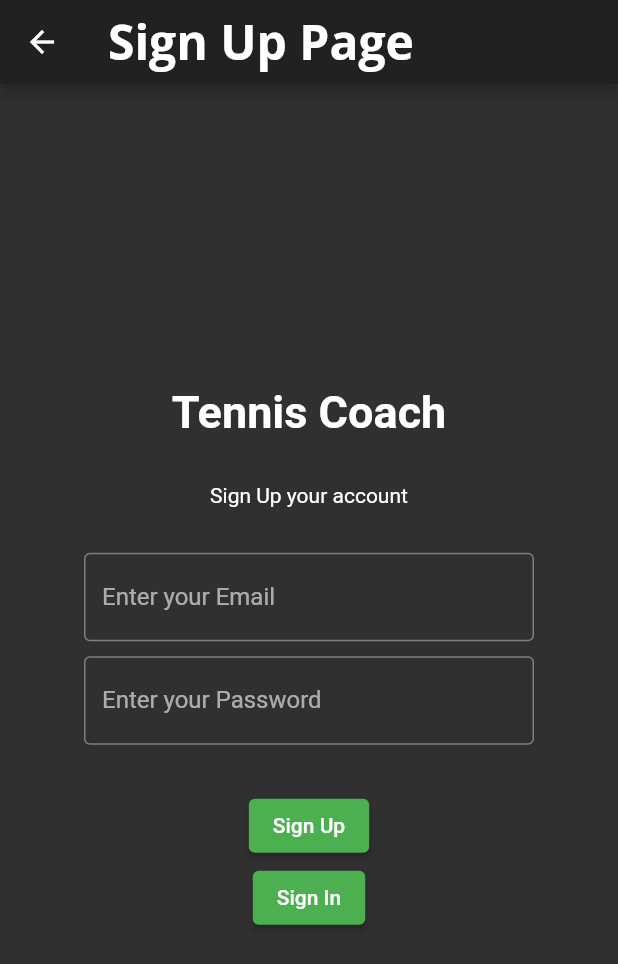
After one commit to Dekpfastatt/coachtennis, a Flutter app: the SignUpScreen screen opened directly, on a phone screen of 412 x 824 dp. The commit adds this screen. Shown: the top 964 px of the screen. Run offline on Flutter 3.47's test engine with Material 2 defaults, Android fonts, the phone set to English and light mode, and no system bars; our stand-ins replace cloud_firestore, firebase_auth, firebase_core, flutter_icons, google_fonts; accounts and stored records are empty.

Commit message:
Define Theme

```diff
--- a/lib/coach/login/passwordreset.dart
+++ b/lib/coach/login/passwordreset.dart
@@ -3,7 +3,7 @@ import 'dart:ui';
 import 'package:flutter/material.dart';
 
 class PasswordReset extends StatelessWidget {
-  const PasswordReset({Key? key}) : super(key: key);
+  const PasswordReset({Key key}) : super(key: key);
 
   @override
   Widget build(BuildContext context) {
--- a/lib/coach/login/signin.dart
+++ b/lib/coach/login/signin.dart
@@ -4,10 +4,10 @@ import 'package:coachtennis/coach/login/passwordreset.dart';
 import 'package:coachtennis/main.dart';
 import 'package:flutter/material.dart';
 
-import 'signup.dart';
+import '../signup/signupscreen.dart';
 
 class SignIn extends StatelessWidget {
-  const SignIn({Key? key}) : super(key: key);
+  const SignIn({Key key}) : super(key: key);
 
   @override
   Widget build(BuildContext context) {
@@ -88,7 +88,7 @@ class SignIn extends StatelessWidget {
               child: const Text('Do not have an account? Sign Up'),
               onTap: () {
                 Navigator.of(context).push(
-                  MaterialPageRoute(builder: (_) => SignUp()),
+                  MaterialPageRoute(builder: (_) => SignUpScreen()),
                 );
               },
             ),
--- /dev/null
+++ b/lib/coach/signup/services/authservice.dart
@@ -0,0 +1,44 @@
+import 'package:cloud_firestore/cloud_firestore.dart';
+import 'package:firebase_auth/firebase_auth.dart';
+
+class AuthService {
+  final FirebaseAuth _auth;
+  AuthService(this._auth);
+  Stream<User> get authStateChanges => _auth.idTokenChanges();
+
+  Future<String> login(String email, String password) async {
+    try {
+      await _auth.signInWithEmailAndPassword(email: email, password: password);
+      return "Logged In";
+    } catch (e) {
+      return "false";
+    }
+  }
+
+  Future signOut() async {
+    try {
+      return _auth.signOut();
+    } catch (e) {
+      print(e.toString());
+    }
+  }
+
+  Future<String> signUp(String email, String password) async {
+    try {
+      await _auth
+          .createUserWithEmailAndPassword(email: email, password: password)
+          .then((value) async {
+        User user = FirebaseAuth.instance.currentUser;
+
+        await FirebaseFirestore.instance.collection("users").doc(user.uid).set({
+          'uid': user.uid,
+          'email': email,
+          'password': password,
+        });
+      });
+      return "Signed Up";
+    } catch (e) {
+      return "false";
+    }
+  }
+}
--- /dev/null
+++ b/lib/coach/signup/signupscreen.dart
@@ -0,0 +1,131 @@
+import 'package:coachtennis/coach/signup/services/authservice.dart';
+import 'package:coachtennis/utilities/coachtennis_theme.dart';
+import 'package:flutter/material.dart';
+import 'package:cloud_firestore/cloud_firestore.dart';
+import 'package:firebase_auth/firebase_auth.dart';
+import 'package:provider/provider.dart';
+
+class SignUpScreen extends StatelessWidget {
+  SignUpScreen({Key key, this.themeVal}) : super(key: key);
+  ThemeData themeVal;
+
+  TextEditingController emailController = new TextEditingController();
+  TextEditingController passwordController = new TextEditingController();
+
+  @override
+  Widget build(BuildContext context) {
+    return Scaffold(
+      appBar: AppBar(
+        title: Text(
+          "Sign Up Page",
+          style: themeVal.textTheme.headline1,
+        ),
+      ),
+      body: Center(
+        child: Column(
+          mainAxisAlignment: MainAxisAlignment.center,
+          children: [
+            const Text(
+              "Tennis Coach",
+              style: TextStyle(fontSize: 30, fontWeight: FontWeight.bold),
+            ),
+            const SizedBox(height: 30),
+            const Text("Sign Up your account"),
+            const SizedBox(height: 30),
+            Container(
+              width: 300,
+              child: TextFormField(
+                controller: emailController,
+                decoration: const InputDecoration(
+                    labelText: "Enter your Email",
+                    hintText: "Email address",
+                    border: OutlineInputBorder()),
+                autofocus: false,
+              ),
+            ),
+            const SizedBox(height: 10),
+            Container(
+              width: 300,
+              child: TextFormField(
+                controller: passwordController,
+                decoration: const InputDecoration(
+                    labelText: "Enter your Password",
+                    hintText: "Password",
+                    border: OutlineInputBorder()),
+                obscureText: true,
+                autofocus: false,
+              ),
+            ),
+            const SizedBox(height: 10),
+            // Container(
+            //   width: 300,
+            //   child: const TextField(
+            //     decoration: InputDecoration(
+            //         labelText: "Confirm Password",
+            //         hintText: "Confirm password",
+            //         border: OutlineInputBorder()),
+            //     autofocus: false,
+            //   ),
+            // ),
+            const SizedBox(height: 20),
+            ElevatedButton(
+              onPressed: () {
+                final String email = emailController.text.trim();
+                final String password = passwordController.text.trim();
+
+                if (email.isEmpty) {
+                  print("Email is empty");
+                } else {
+                  if (password.isEmpty) {
+                    print("Password is Empty");
+                  } else {
+                    context
+                        .read<AuthService>()
+                        .signUp(email, password)
+                        .then((value) async {
+                      User users = FirebaseAuth.instance.currentUser;
+                      await FirebaseFirestore.instance
+                          .collection("users")
+                          .doc(users.uid)
+                          .set({
+                        'uid': users.uid,
+                        'email': email,
+                        'password': password,
+                      });
+                    });
+                  }
+                }
+              },
+              child: const Text("Sign Up"),
+              style: ElevatedButton.styleFrom(
+                primary: Colors.green,
+                onPrimary: Colors.white,
+              ),
+            ),
+            ElevatedButton(
+              onPressed: () {
+                final String email = emailController.text.trim();
+                final String password = passwordController.text.trim();
+
+                if (email.isEmpty) {
+                  print("Email is empty");
+                } else {
+                  if (password.isEmpty) {
+                    print("Password is Empty");
+                  } else {
+                    context.read<AuthService>().login(email, password);
+                  }
+                }
+              },
+              child: const Text("Sign In"),
+              style: ElevatedButton.styleFrom(
+                primary: Colors.green,
+                onPrimary: Colors.white,
+              ),
+            ),
+          ],
+        ),
+      ),
+    );
+  }
+}
```
Also changed, not shown: lib/coach/homescreen/homescreen.dart (added, +100 -0 lines), lib/coach/homescreen/homescreendetails.dart (added, +19 -0 lines), lib/coach/listofclubscreen/listofclubscreen.dart (added, +19 -0 lines), lib/coach/listofplayerscreen/listofplayerscreen.dart (added, +19 -0 lines), lib/coach/login/signup.dart (deleted, +0 -71 lines), lib/coach/paiementscreen/paiementscreen.dart (added, +19 -0 lines), lib/main.dart (+32 -41 lines), lib/users.dart (deleted, +0 -154 lines), lib/utilities/coachtennis_theme.dart (added, +51 -0 lines), pubspec.yaml (+10 -4 lines), pubspec.lock, 1 other file.
